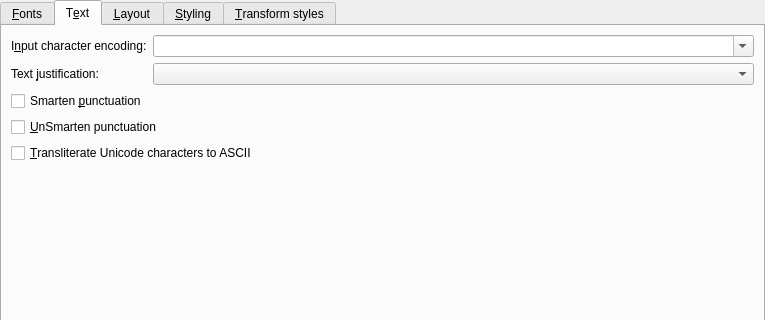
First picture: the form in src/calibre/gui2/convert/look_and_feel.ui, repository kovidgoyal/calibre, before the edit; both pictures show x 0 to 765 and y 0 to 320 of the 765 by 619 pixel window.
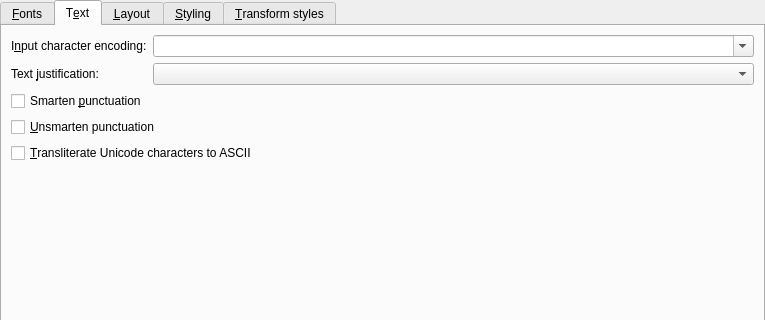
Second picture: the form after the edit. The open tabs and pages were chosen to show the change. Icons and pictures are not drawn. Custom widgets are drawn as their Qt base class.

What changed in the file:
```diff
--- a/src/calibre/gui2/convert/look_and_feel.ui
+++ b/src/calibre/gui2/convert/look_and_feel.ui
@@ -240,7 +240,7 @@
        <item row="5" column="0" colspan="2">
         <widget class="QCheckBox" name="opt_unsmarten_punctuation">
          <property name="text">
-          <string>&amp;UnSmarten punctuation</string>
+          <string>&amp;Unsmarten punctuation</string>
          </property>
         </widget>
        </item>
```
